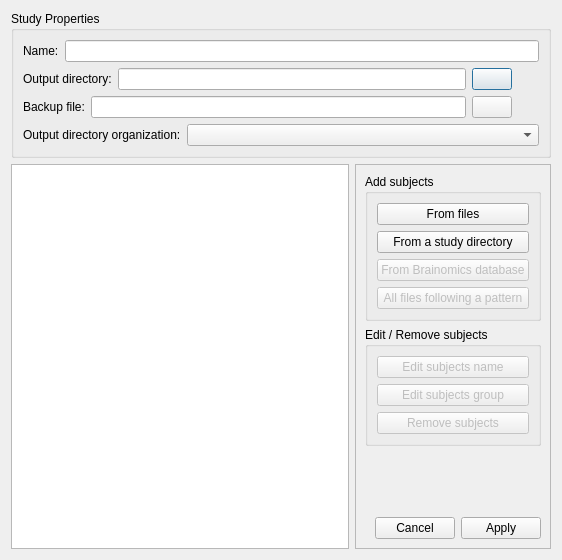
First picture: the form in morphologist/core/gui/ui/study_editor_widget.ui, repository brainvisa/morphologist, before the edit.
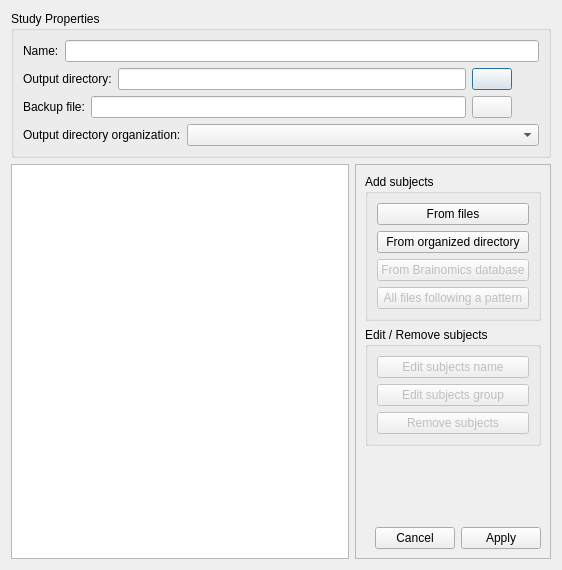
Second picture: the form after the edit. Icons and pictures are not drawn.

Commit message: REFAC: rename study_directory -> organized_directory

Patch:
```diff
--- a/morphologist/core/gui/ui/study_editor_widget.ui
+++ b/morphologist/core/gui/ui/study_editor_widget.ui
@@ -7,7 +7,7 @@
     <x>0</x>
     <y>0</y>
     <width>562</width>
-    <height>560</height>
+    <height>570</height>
    </rect>
   </property>
   <property name="windowTitle">
@@ -254,7 +254,7 @@
               <bool>true</bool>
              </property>
              <property name="text">
-              <string>From a study directory</string>
+              <string>From organized directory</string>
              </property>
             </widget>
            </item>
```
Left out of the diff: 2 changed lines with no effect on the pictures. The commit also changes 2 other files.
